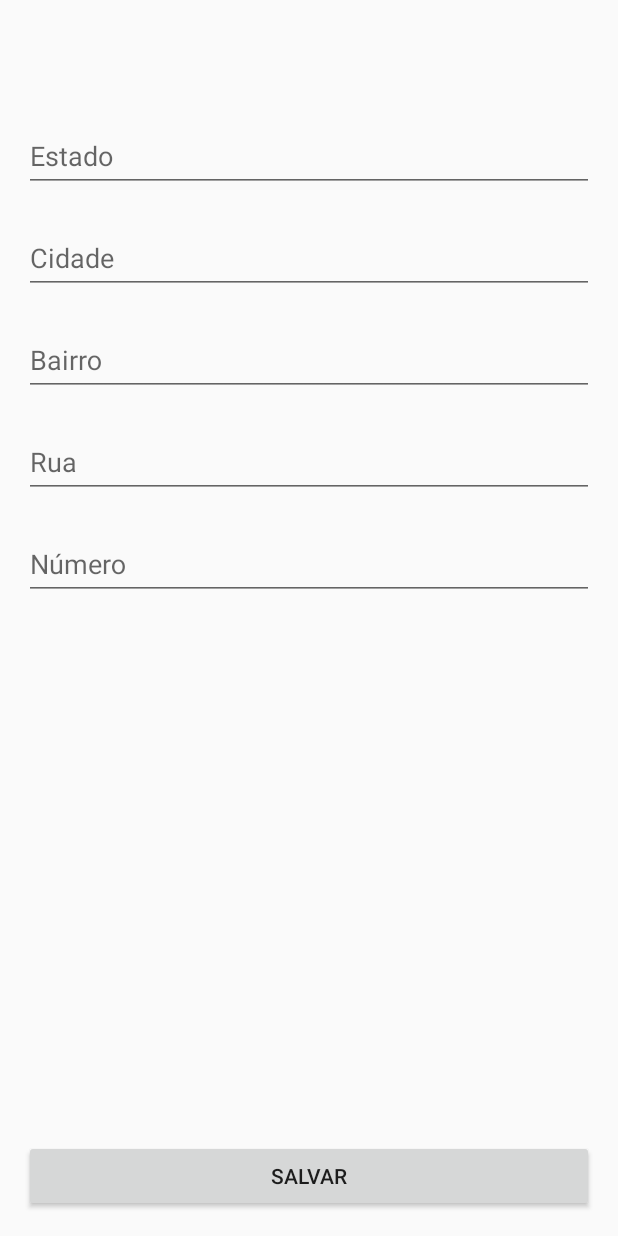
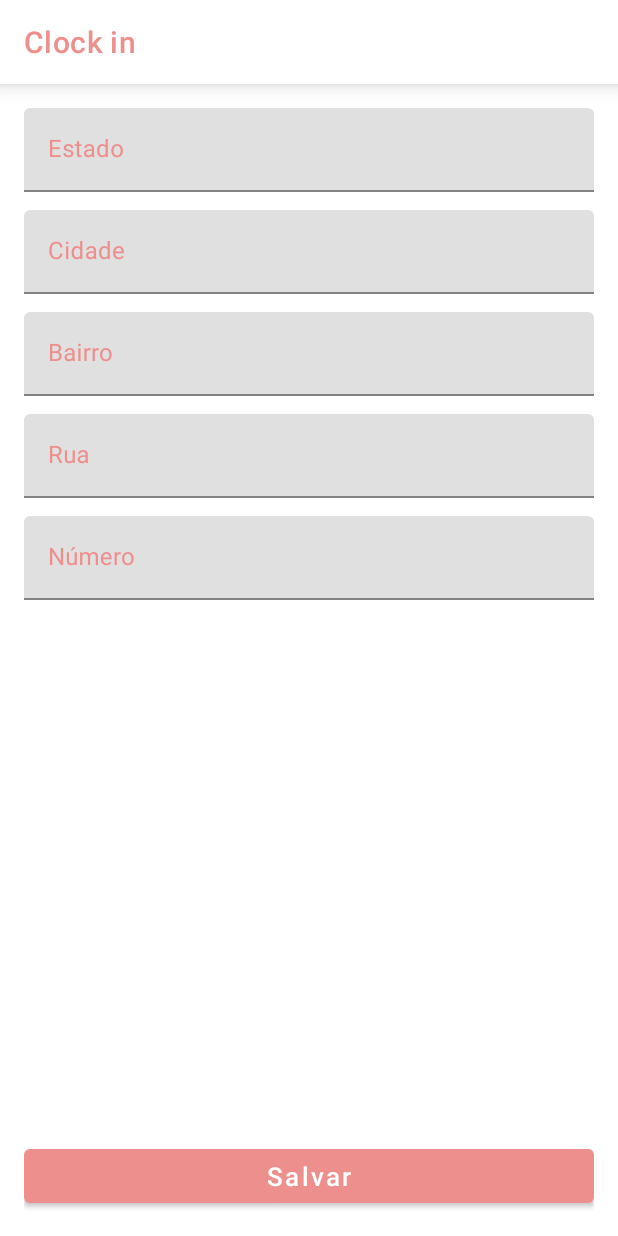
Before and after one commit to thiagoalexb/clockin, an Android app: the AddressFragment screen opened through its navigation route, on a phone screen of 412 x 824 dp. Run offline under Robolectric (Android 15) with nearby library versions, the phone set to English and light mode, and no system bars; our stand-ins replace Dagger/Hilt's generated code, Room's generated code, RxJava, data binding; 2 statements that could not run were skipped.

Commit message:
Trabalhando no layout

```diff
--- a/app/src/main/java/com/thiagoalexb/dev/clockin/MainActivity.java
+++ b/app/src/main/java/com/thiagoalexb/dev/clockin/MainActivity.java
@@ -2,8 +2,13 @@ package com.thiagoalexb.dev.clockin;
 
 import androidx.appcompat.app.AppCompatActivity;
 import androidx.appcompat.widget.Toolbar;
+import androidx.navigation.NavController;
+import androidx.navigation.Navigation;
 
 import android.os.Bundle;
+import android.view.Menu;
+import android.view.MenuInflater;
+import android.view.MenuItem;
 
 import dagger.android.support.DaggerAppCompatActivity;
 
@@ -16,6 +21,5 @@ public class MainActivity extends DaggerAppCompatActivity {
 
         Toolbar toolbar = findViewById(R.id.toolbar);
         setSupportActionBar(toolbar);
-        toolbar.setTitle("");
     }
 }
--- a/app/src/main/java/com/thiagoalexb/dev/clockin/ui/address/AddressFragment.java
+++ b/app/src/main/java/com/thiagoalexb/dev/clockin/ui/address/AddressFragment.java
@@ -1,6 +1,7 @@
 package com.thiagoalexb.dev.clockin.ui.address;
 
 
+import android.app.Activity;
 import android.os.Bundle;
 
 import androidx.annotation.NonNull;
--- a/app/src/main/java/com/thiagoalexb/dev/clockin/ui/main/MainFragment.java
+++ b/app/src/main/java/com/thiagoalexb/dev/clockin/ui/main/MainFragment.java
@@ -17,6 +17,9 @@ import androidx.recyclerview.widget.LinearLayoutManager;
 
 import android.util.Log;
 import android.view.LayoutInflater;
+import android.view.Menu;
+import android.view.MenuInflater;
+import android.view.MenuItem;
 import android.view.View;
 import android.view.ViewGroup;
 
@@ -66,6 +69,8 @@ public class MainFragment extends DaggerFragment {
 
         setElements();
 
+        setHasOptionsMenu(true);
+
         return fragmentMainBinding.getRoot();
     }
 
@@ -86,6 +91,27 @@ public class MainFragment extends DaggerFragment {
             mainViewModel.checkAddress();
     }
 
+    @Override
+    public void onCreateOptionsMenu(@NonNull Menu menu, @NonNull MenuInflater inflater) {
+        super.onCreateOptionsMenu(menu, inflater);
+        menu.clear();
+        inflater.inflate(R.menu.menu, menu);
+    }
+
+
+    @Override
+    public boolean onOptionsItemSelected(MenuItem item) {
+        switch (item.getItemId()) {
+            case R.id.address_menu_item:
+                navigateToAddress(getView());
+                return true;
+            case R.id.reports_menu_item:
+                return true;
+            default:
+                return super.onOptionsItemSelected(item);
+        }
+    }
+
     private void getLocationPermission() {
         if (!hasLocationPermission())
             requestPermissions(new String[]{ android.Manifest.permission.ACCESS_FINE_LOCATION }, PERMISSIONS_REQUEST_FINE_LOCATION_CODE);
@@ -97,10 +123,7 @@ public class MainFragment extends DaggerFragment {
     }
 
     private void setElements() {
-        fragmentMainBinding.placeBtn.setOnClickListener(view -> navigateToAddress(view));
         fragmentMainBinding.schedulesRecyclerView.setAdapter(scheduleAdapter);
-        fragmentMainBinding.schedulesRecyclerView.addItemDecoration(
-                new DividerItemDecoration(getContext(), DividerItemDecoration.HORIZONTAL));
     }
 
     private void navigateToAddress(View view) {
--- a/app/src/main/java/com/thiagoalexb/dev/clockin/ui/main/ScheduleAdapter.java
+++ b/app/src/main/java/com/thiagoalexb/dev/clockin/ui/main/ScheduleAdapter.java
@@ -12,7 +12,9 @@ import com.thiagoalexb.dev.clockin.R;
 import com.thiagoalexb.dev.clockin.data.models.Schedule;
 
 import java.time.format.DateTimeFormatter;
+import java.time.format.FormatStyle;
 import java.util.List;
+import java.util.Locale;
 
 public class ScheduleAdapter extends RecyclerView.Adapter<ScheduleAdapter.ScheduleViewHolder> {
 
@@ -55,7 +57,9 @@ public class ScheduleAdapter extends RecyclerView.Adapter<ScheduleAdapter.Schedu
         }
 
         public void bind(Schedule schedule){
-            String dateFormatted = schedule.getDate().format(DateTimeFormatter.ofPattern("dd/MM/yyyy"));
+           String dateFormatted = schedule.getDate().format(
+                    DateTimeFormatter.ofLocalizedDate( FormatStyle.MEDIUM )
+                            .withLocale(new Locale("pt", "br")));
             day.setText(dateFormatted);
             DateTimeFormatter pattern = DateTimeFormatter.ofPattern("HH:mm");
             String entryTimeFormatted = schedule.getEntryTime().format(pattern);
--- a/app/src/main/res/layout/appbar.xml
+++ b/app/src/main/res/layout/appbar.xml
@@ -1,11 +1,11 @@
 <?xml version="1.0" encoding="utf-8"?>
 <androidx.appcompat.widget.Toolbar
     xmlns:android="http://schemas.android.com/apk/res/android"
-    xmlns:app="http://schemas.android.com/apk/res/auto"
     android:layout_width="match_parent"
     android:layout_height="?attr/actionBarSize"
-    android:background="@android:color/transparent"
+    android:background="@android:color/white"
+    android:elevation="8dp"
     android:id="@+id/toolbar"
-    android:theme="@style/ThemeOverlay.AppCompat.Dark">
+    android:theme="@style/ToolBarTheme">
 
 </androidx.appcompat.widget.Toolbar>
--- a/app/src/main/res/layout/fragment_address.xml
+++ b/app/src/main/res/layout/fragment_address.xml
@@ -20,6 +20,7 @@
             android:id="@+id/textInputLayout"
             android:layout_width="0dp"
             android:layout_height="wrap_content"
+            style="@style/InputTheme"
             app:layout_constraintEnd_toEndOf="parent"
             app:layout_constraintStart_toStartOf="parent"
             app:layout_constraintTop_toTopOf="parent">
@@ -40,6 +41,7 @@
             android:layout_width="0dp"
             android:layout_height="wrap_content"
             android:layout_marginBottom="@dimen/edit_text_vertical_margin"
+            style="@style/InputTheme"
             app:layout_constraintEnd_toEndOf="parent"
             app:layout_constraintStart_toStartOf="parent"
             app:layout_constraintTop_toBottomOf="@+id/textInputLayout">
@@ -60,6 +62,7 @@
             android:layout_width="0dp"
             android:layout_height="wrap_content"
             android:layout_marginBottom="@dimen/edit_text_vertical_margin"
+            style="@style/InputTheme"
             app:layout_constraintEnd_toEndOf="parent"
             app:layout_constraintStart_toStartOf="parent"
             app:layout_constraintTop_toBottomOf="@+id/textInputLayout2">
@@ -80,6 +83,7 @@
             android:layout_width="0dp"
             android:layout_height="wrap_content"
             android:layout_marginBottom="@dimen/edit_text_vertical_margin"
+            style="@style/InputTheme"
             app:layout_constraintEnd_toEndOf="parent"
             app:layout_constraintStart_toStartOf="parent"
             app:layout_constraintTop_toBottomOf="@+id/textInputLayout3">
@@ -100,6 +104,7 @@
             android:layout_width="0dp"
             android:layout_height="wrap_content"
             android:layout_marginBottom="@dimen/edit_text_vertical_margin"
+            style="@style/InputTheme"
             app:layout_constraintEnd_toEndOf="parent"
             app:layout_constraintStart_toStartOf="parent"
             app:layout_constraintTop_toBottomOf="@+id/textInputLayout4">
@@ -115,14 +120,20 @@
 
         </com.google.android.material.textfield.TextInputLayout>
 
-        <Button
+        <com.google.android.material.button.MaterialButton
             android:id="@+id/save_address_button"
+            style="@style/Widget.MaterialComponents.Button"
             android:layout_width="0dp"
             android:layout_height="wrap_content"
+            android:onClick="@{() -> addressViewModel.insert()}"
             android:text="@string/save"
-            android:onClick="@{() -> addressViewModel.insert()}"
+            android:textColor="@android:color/white"
+            android:textSize="17sp"
+            app:backgroundTint="@color/colorTitle"
+            android:textAllCaps="false"
             app:layout_constraintBottom_toBottomOf="parent"
             app:layout_constraintEnd_toEndOf="parent"
             app:layout_constraintStart_toStartOf="parent" />
+
     </androidx.constraintlayout.widget.ConstraintLayout>
 </layout>
--- /dev/null
+++ b/app/src/main/res/menu/menu.xml
@@ -0,0 +1,11 @@
+<?xml version="1.0" encoding="utf-8"?>
+<menu xmlns:app="http://schemas.android.com/apk/res-auto"
+    xmlns:android="http://schemas.android.com/apk/res/android">
+
+    <item
+        android:id="@+id/address_menu_item"
+        android:title="@string/address" />
+    <item
+        android:id="@+id/reports_menu_item"
+        android:title="@string/reports" />
+</menu>
--- a/app/src/main/res/values/colors.xml
+++ b/app/src/main/res/values/colors.xml
@@ -3,4 +3,6 @@
     <color name="colorPrimary">#008577</color>
     <color name="colorPrimaryDark">#00574B</color>
     <color name="colorAccent">#D81B60</color>
+    <color name="backgroundDefault">#fff3f2</color>
+    <color name="colorTitle">#ED8F8D</color>
 </resources>
--- a/app/src/main/res/values/dimens.xml
+++ b/app/src/main/res/values/dimens.xml
@@ -2,6 +2,6 @@
 <resources>
     <dimen name="default_padding">16dp</dimen>
     <dimen name="edit_text_vertical_margin">12dp</dimen>
-    <dimen name="title">28sp</dimen>
-    <dimen name="sub_title">20sp</dimen>
+    <dimen name="title">26sp</dimen>
+    <dimen name="sub_title">16sp</dimen>
 </resources>
--- a/app/src/main/res/values/strings.xml
+++ b/app/src/main/res/values/strings.xml
@@ -1,5 +1,5 @@
 <resources>
-    <string name="app_name"></string>
+    <string name="app_name">Clock in</string>
     <string name="state">Estado</string>
     <string name="city">Cidade</string>
     <string name="neighborhood">Bairro</string>
@@ -19,4 +19,5 @@
     <string name="day">Dia</string>
     <string name="address_not_found">Endereço não encontrado</string>
     <string name="error_address_not_save">Erro ao cadastrar endereço, tente novamente</string>
+    <string name="reports">Relatórios</string>
 </resources>
--- a/app/src/main/res/values/styles.xml
+++ b/app/src/main/res/values/styles.xml
@@ -1,11 +1,43 @@
 <resources>
 
-    <!-- Base application theme. -->
-    <style name="AppTheme" parent="Theme.AppCompat.Light.NoActionBar">
-        <!-- Customize your theme here. -->
+    <style name="AppTheme" parent="Theme.MaterialComponents.Light.NoActionBar">
         <item name="colorPrimary">@color/colorPrimary</item>
         <item name="colorPrimaryDark">@color/colorPrimaryDark</item>
         <item name="colorAccent">@color/colorAccent</item>
     </style>
 
+    <style name="ToolBarTheme" parent="Theme.MaterialComponents.Light.NoActionBar">
+        <!-- android:textColorPrimary is the  color of the title text
+             in the Toolbar, in the Theme.AppCompat theme:  -->
+        <item name="android:textColorPrimary">@color/colorTitle</item>
+
+        <!-- android:textColorPrimaryInverse is the  color of the title
+             text in the Toolbar, in the Theme.AppCompat.Light theme:  -->
+        <!-- <item name="android:textColorPrimaryInverse">@color/abc_primary_text_material_light</item> -->
+
+        <!-- android:actionMenuTextColor is the color of the text of
+              action (menu) items in the Toolbar, at least in the
+              Theme.AppCompat theme.
+              For some reason, they already get the textColorPrimary
+              when running on API 21, but not on older versions of
+              Android, so this is only necessary to support older
+              Android versions.-->
+        <item name="actionMenuTextColor">@android:color/white</item>
+        <!-- android:textColorSecondary is the color of the menu
+             overflow icon (three vertical dots) -->
+        <item name="android:textColorSecondary">@color/colorTitle</item>
+
+        <!-- This would set the toolbar's background color,
+              but setting this also changes the popup menu's background,
+              even if we define popupTheme for our <Toolbar> -->
+        <!-- <item name="android:background">@color/color_primary</item> -->
+    </style>
+
+    <style name="InputTheme" parent="TextAppearance.AppCompat">
+        <item name="android:textColorHint">@color/colorTitle</item>
+        <item name="colorControlNormal">@color/colorTitle</item>
+        <item name="colorControlActivated">@color/colorTitle</item>
+        <item name="colorControlHighlight">@color/colorTitle</item>
+    </style>
+
 </resources>
```
Also changed, not shown: app/src/main/java/com/thiagoalexb/dev/clockin/ui/main/MainViewModel.java (+12 -1 lines), app/src/main/res/drawable/ic_edit.xml (added, +9 -0 lines), app/src/main/res/layout/fragment_main.xml (+8 -15 lines), app/src/main/res/layout/item_schedule.xml (+49 -15 lines), app/src/main/res/font/roboto.ttf (added).
